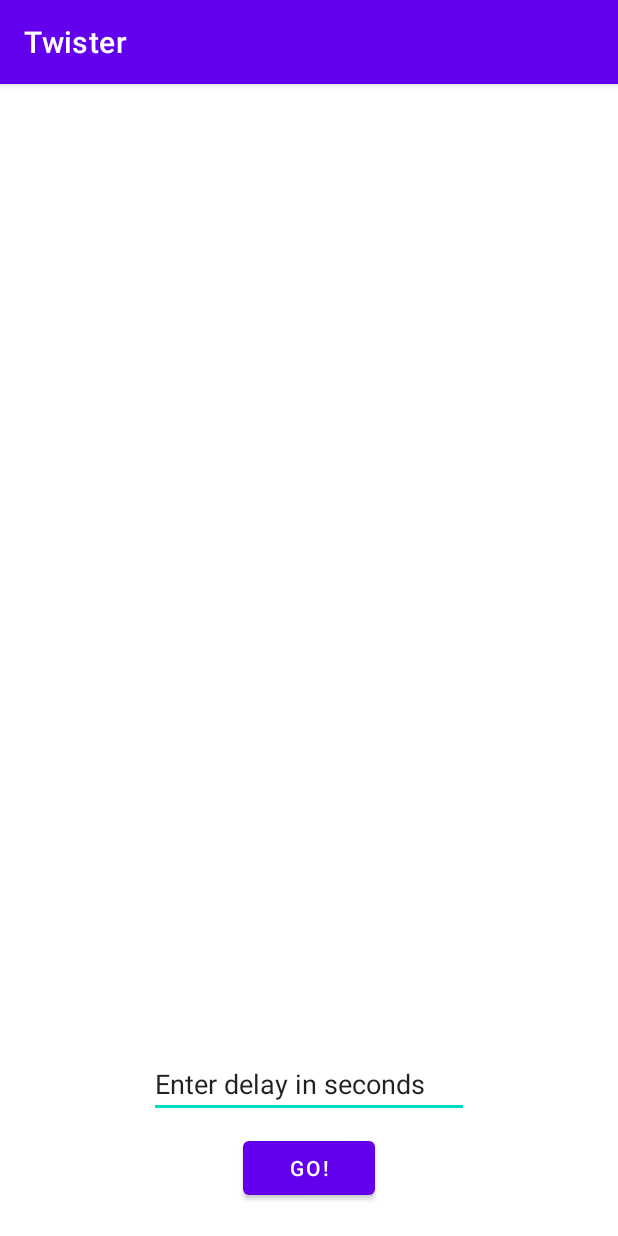
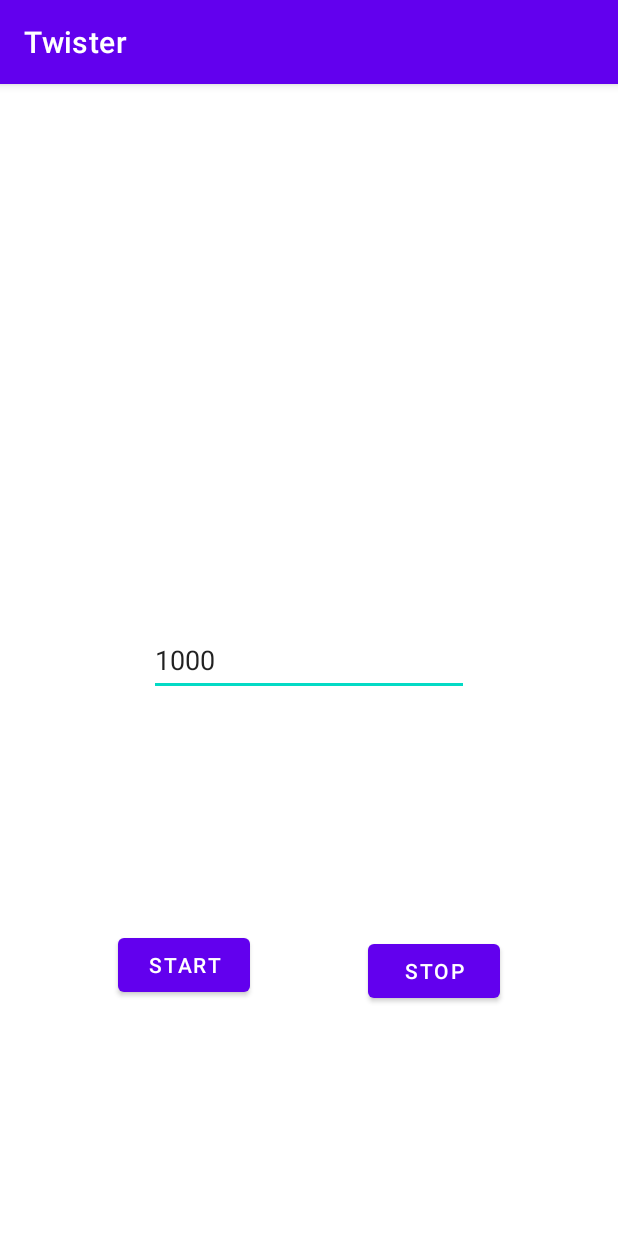
Before and after one commit to pahulhallan/Twister, an Android app: the screen it shows after launch (MainActivity), on a phone screen of 412 x 824 dp. Run offline under Robolectric (Android 15) with nearby library versions, the phone set to English and light mode, and no system bars.

Commit message:
save point for pseudocode

```diff
--- a/app/src/main/java/com/example/twister/MainActivity.java
+++ b/app/src/main/java/com/example/twister/MainActivity.java
@@ -1,14 +1,85 @@
 package com.example.twister;
 
 import androidx.appcompat.app.AppCompatActivity;
+import android.graphics.Color;
+import android.os.Bundle;
+import android.view.View;
+import android.widget.Button;
+import android.widget.EditText;
+import android.widget.ImageView;
 
-import android.os.Bundle;
+import java.util.Random;
 
 public class MainActivity extends AppCompatActivity {
+    Random rand = new Random();
+    int max = 4;
+    int min = 1;
+    boolean run = false;
 
     @Override
     protected void onCreate(Bundle savedInstanceState) {
         super.onCreate(savedInstanceState);
         setContentView(R.layout.activity_main);
+        final EditText delay = (EditText) findViewById(R.id.delay);
+        //final ImageView limbPic = (ImageView) findViewById(R.id.limb);
+        int delayInt = Integer.parseInt(delay.getText().toString());
+        final Button start = (Button) findViewById(R.id.start);
+        start.setOnClickListener(new View.OnClickListener() {
+            @Override
+            public void onClick(View v) {
+                run = true;
+
+                try {
+                    twisterLoop(delayInt);
+                } catch (InterruptedException e) {
+                    // e.printStackTrace();
+                }
+            }
+        });
+
+        final Button stop = (Button) findViewById(R.id.stop);
+        stop.setOnClickListener(new View.OnClickListener() {
+            @Override
+            public void onClick(View v) {
+                run = false;
+            }
+        });
+
+
+
     }
+
+    private void twisterLoop(int delayInt) throws InterruptedException {
+        while(run){
+            chooseColor();
+            chooseLimb();
+           // Thread.sleep(delayInt);
+        }
+    }
+
+    private void chooseLimb() {
+    }
+
+    public void chooseColor() {
+        int randomNum = rand.nextInt((max - min) + 1) + min;
+        switch (randomNum) {
+            case 1:
+                setColor(Color.RED);
+                break;
+            case 2:
+                setColor(Color.BLUE);
+                break;
+            case 3:
+                setColor(Color.GREEN);
+                break;
+            case 4:
+                setColor(Color.YELLOW);
+                break;
+        }
+    }
+    public void setColor(int color){
+        View background = this.getWindow().getDecorView();
+        background.setBackgroundColor(color);
+    }
+
 }
--- a/app/src/main/res/layout/activity_main.xml
+++ b/app/src/main/res/layout/activity_main.xml
@@ -6,38 +6,40 @@
     android:layout_height="match_parent"
     tools:context=".MainActivity">
 
-    <ImageView
-        android:id="@+id/limb"
-        android:layout_width="465dp"
-        android:layout_height="451dp"
+    <Button
+        android:id="@+id/start"
+        android:layout_width="wrap_content"
+        android:layout_height="wrap_content"
+        android:text="START"
+        app:layout_constraintBottom_toBottomOf="parent"
+        app:layout_constraintEnd_toStartOf="@+id/stop"
+        app:layout_constraintHorizontal_bias="0.33"
+        app:layout_constraintStart_toStartOf="parent"
+        app:layout_constraintTop_toBottomOf="@+id/delay"
+        app:layout_constraintVertical_bias="0.498" />
+
+    <Button
+        android:id="@+id/stop"
+        android:layout_width="wrap_content"
+        android:layout_height="wrap_content"
+        android:text="STOP"
         app:layout_constraintBottom_toBottomOf="parent"
         app:layout_constraintEnd_toEndOf="parent"
-        app:layout_constraintHorizontal_bias="0.501"
-        app:layout_constraintStart_toStartOf="parent"
-        app:layout_constraintTop_toTopOf="parent"
-        app:layout_constraintVertical_bias="0.243"
-        tools:srcCompat="@tools:sample/avatars" />
+        app:layout_constraintStart_toEndOf="@+id/start"
+        app:layout_constraintTop_toBottomOf="@+id/delay"
+        app:layout_constraintVertical_bias="0.51" />
 
     <EditText
         android:id="@+id/delay"
         android:layout_width="wrap_content"
         android:layout_height="wrap_content"
-        android:layout_marginTop="116dp"
         android:ems="10"
+        android:hint="Enter Delay in seconds"
         android:inputType="textPersonName"
-        android:text="Enter delay in seconds"
-        app:layout_constraintEnd_toEndOf="parent"
-        app:layout_constraintStart_toStartOf="parent"
-        app:layout_constraintTop_toBottomOf="@+id/limb" />
-
-    <Button
-        android:id="@+id/go"
-        android:layout_width="wrap_content"
-        android:layout_height="wrap_content"
-        android:text="GO!"
+        android:minHeight="48dp"
+        android:text="1000"
         app:layout_constraintBottom_toBottomOf="parent"
         app:layout_constraintEnd_toEndOf="parent"
         app:layout_constraintStart_toStartOf="parent"
-        app:layout_constraintTop_toBottomOf="@+id/delay"
-        app:layout_constraintVertical_bias="0.302" />
+        app:layout_constraintTop_toTopOf="parent" />
 </androidx.constraintlayout.widget.ConstraintLayout>
```
